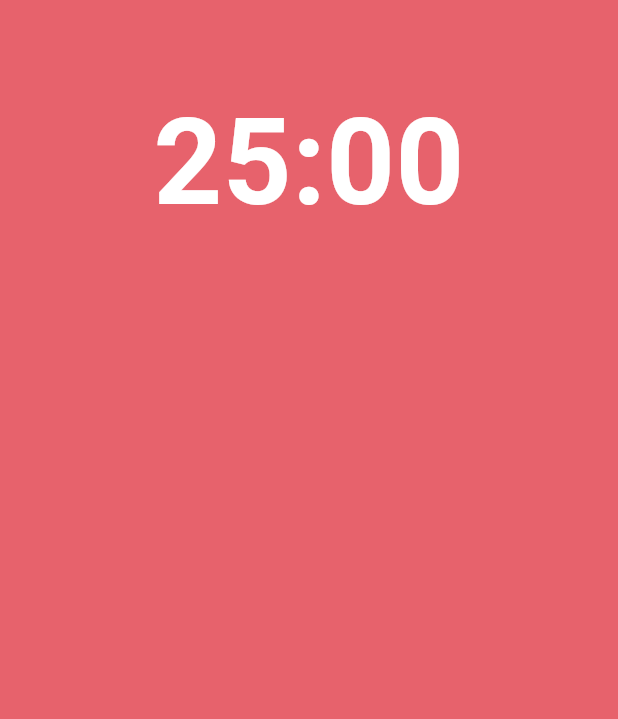
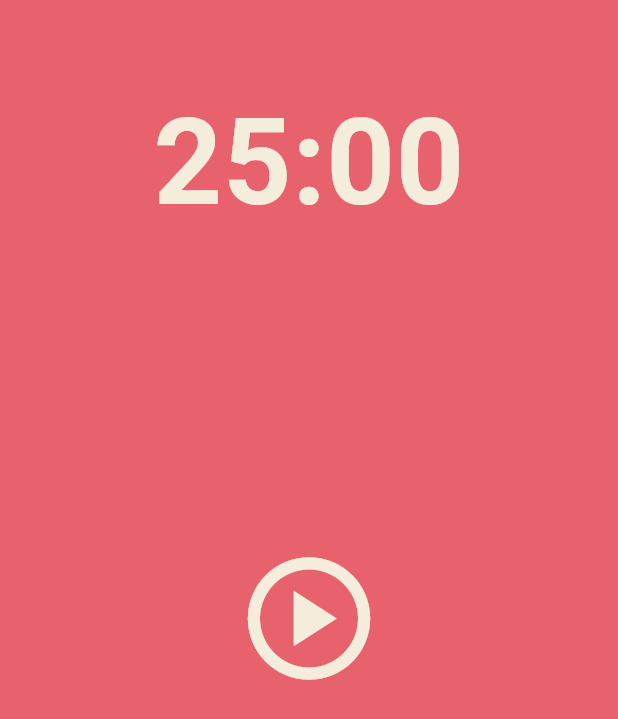
Before and after one commit to maskelog/Flutter_App, a Flutter app: the screen it shows after launch, on a phone screen of 412 x 824 dp. Shown: the top 719 px of the screen. Run offline on Flutter 3.47's test engine with Material 3 defaults, Android fonts, the phone set to English and light mode, and no system bars.

Commit message:
icon 추가 25:00 Theme 색상 사용

```diff
--- a/pomodoro/pomodoro/lib/screens/home_screen.dart
+++ b/pomodoro/pomodoro/lib/screens/home_screen.dart
@@ -18,10 +18,10 @@ class _HomeScreenState extends State<HomeScreen> {
             flex: 1,
             child: Container(
               alignment: Alignment.bottomCenter,
-              child: const Text(
+              child: Text(
                 '25:00',
                 style: TextStyle(
-                  color: Colors.white,
+                  color: Theme.of(context).cardColor,
                   fontSize: 80,
                   fontWeight: FontWeight.w600,
                 ),
@@ -30,7 +30,16 @@ class _HomeScreenState extends State<HomeScreen> {
           ),
           Flexible(
             flex: 3,
-            child: Container(),
+            child: Center(
+              child: IconButton(
+                iconSize: 98,
+                color: Theme.of(context).cardColor,
+                onPressed: () {},
+                icon: const Icon(
+                  Icons.play_circle_outlined,
+                ),
+              ),
+            ),
           ),
           Flexible(
             flex: 1,
```
